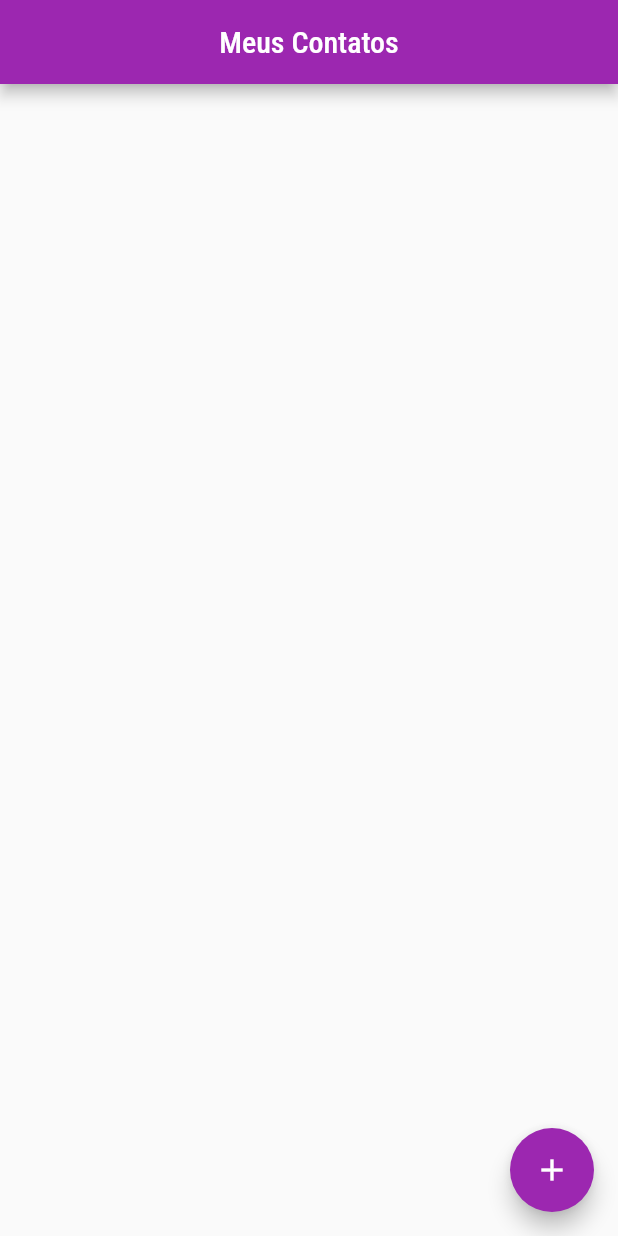
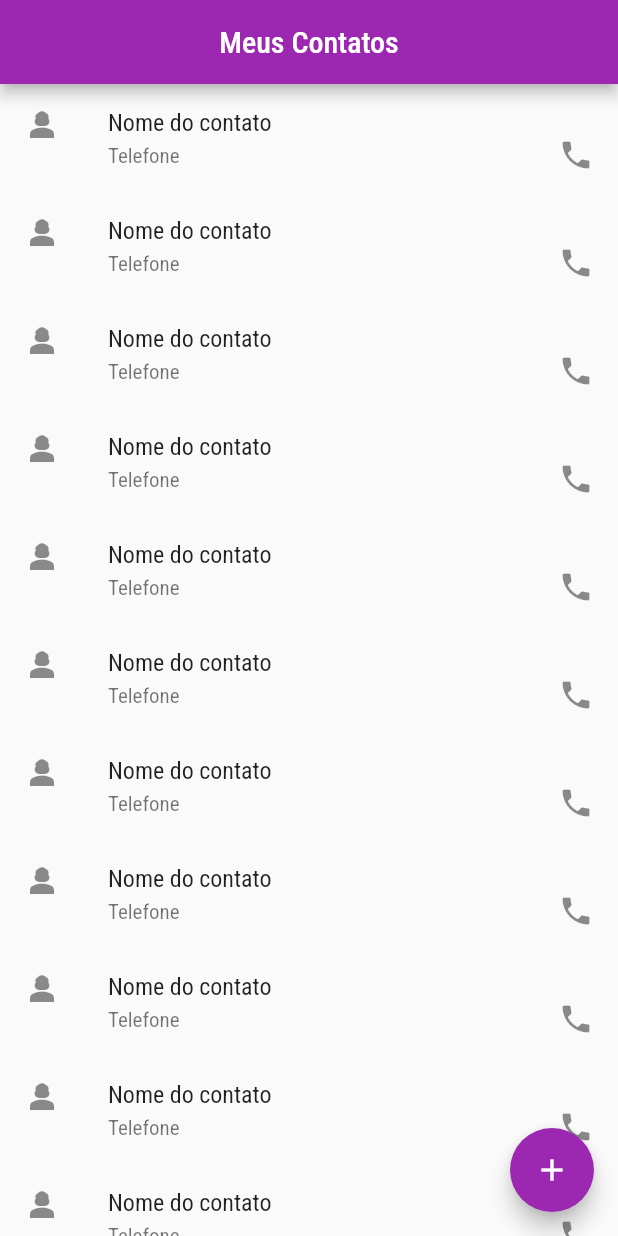
Before and after one commit to marconys/app_contatos, a Flutter app: the screen it shows after launch, on a phone screen of 412 x 824 dp. Run offline on Flutter 3.47's test engine with Material 2 defaults, Android fonts, the phone set to English and light mode, and no system bars; our stand-ins replace animated_text_kit, brasil_fields, dio, flutter_dotenv, google_fonts.

Commit message:
feat: inserted shwModalBottomSheet and changed version dependeces google_fonts and instal new dependences with path_provider, image_picker, gallery_saver, image_cropper

```diff
--- a/lib/views/home_contatos_view.dart
+++ b/lib/views/home_contatos_view.dart
@@ -12,6 +12,8 @@ class HomeContatosView extends StatefulWidget {
 class _HomeContatosViewState extends State<HomeContatosView> {
   var controllerName = TextEditingController(text: "");
   var controllerPhone = TextEditingController(text: "");
+  String photoUrl = "UrlDefault";
+
   @override
   Widget build(BuildContext context) {
     return Scaffold(
@@ -19,6 +21,18 @@ class _HomeContatosViewState extends State<HomeContatosView> {
         title: const Text('Meus Contatos'),
         centerTitle: true,
       ),
+      body: ListView.builder(itemBuilder: (BuildContext bc, int index) {
+        return ListTile(
+          leading: (photoUrl != "UrlDefault")
+              ? Image.asset("")
+              : const Icon(Icons.person_3),
+          title: const Text("Nome do contato"),
+          subtitle: const Row(
+            mainAxisAlignment: MainAxisAlignment.spaceBetween,
+            children: [Text("Telefone"), Icon(Icons.phone)],
+          ),
+        );
+      }),
       floatingActionButton: FloatingActionButton(
         onPressed: () {
           showDialog(
@@ -43,12 +57,34 @@ class _HomeContatosViewState extends State<HomeContatosView> {
                           TelefoneInputFormatter(),
                         ],
                       ),
-
                       Center(
                         child: Padding(
                           padding: const EdgeInsets.only(top: 20),
                           child: GestureDetector(
-                            onTap: () {},
+                            onTap: () {
+                              showModalBottomSheet(
+                                  context: context,
+                                  builder: (context) {
+                                    return Wrap(
+                                      children: [
+                                        ListTile(
+                                          leading: const Icon(Icons.camera_enhance),
+                                          title: const Text("Câmerea"),
+                                          onTap: () {
+
+                                          },
+                                        ),
+                                        ListTile(
+                                          leading: const Icon(Icons.image_outlined),
+                                          title: const Text("Galeria"),
+                                          onTap: () {
+
+                                          },
+                                        ),
+                                      ],
+                                    );
+                                  });
+                            },
                             child: const Column(
                               children: [
                                 Icon(Icons.person_add),
--- a/pubspec.yaml
+++ b/pubspec.yaml
@@ -35,11 +35,15 @@ dependencies:
   # The following adds the Cupertino Icons font to your application.
   # Use with the CupertinoIcons class for iOS style icons.
   cupertino_icons: ^1.0.2
-  google_fonts: ^6.0.0
+  google_fonts: ^4.0.4
   animated_text_kit: ^4.2.2
   flutter_dotenv: ^5.1.0
   dio: ^5.3.2
   brasil_fields: ^1.14.0
+  path_provider: ^2.1.1
+  image_picker: ^1.0.4
+  gallery_saver: ^2.3.2
+  image_cropper: ^4.0.1
 
 dev_dependencies:
   flutter_test:
```
Also changed, not shown: pubspec.lock, 3 other files.
